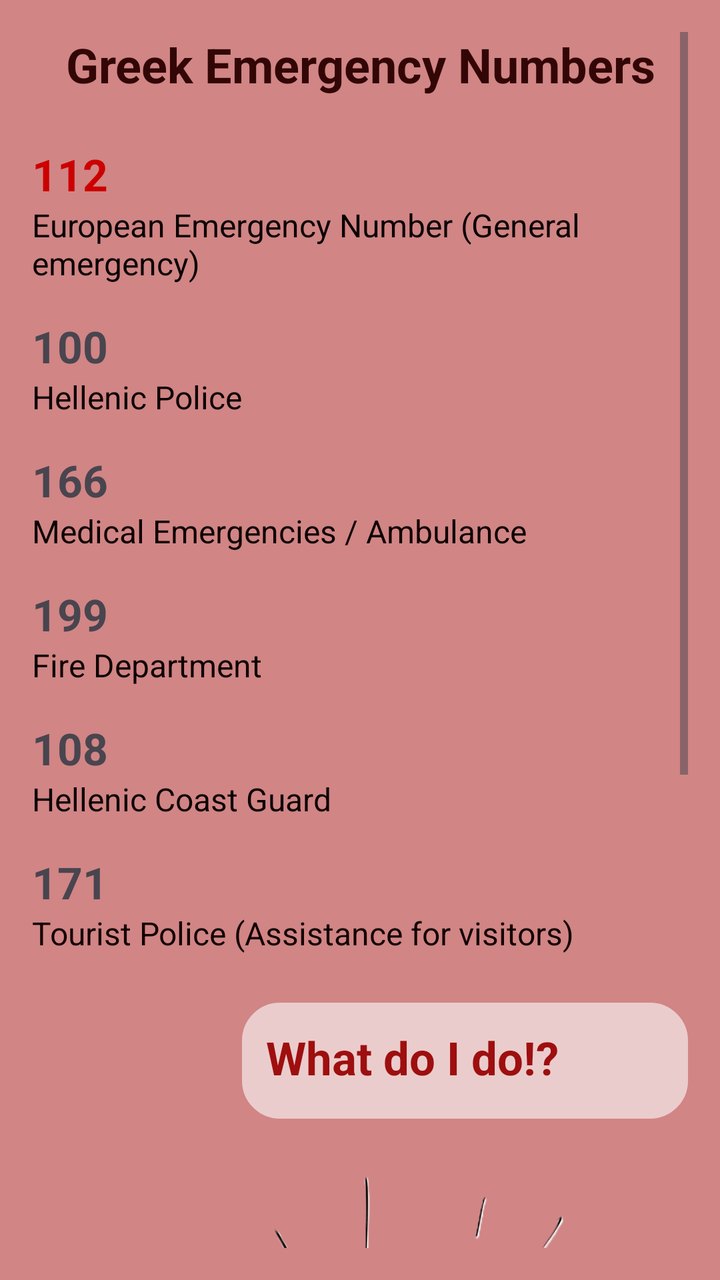
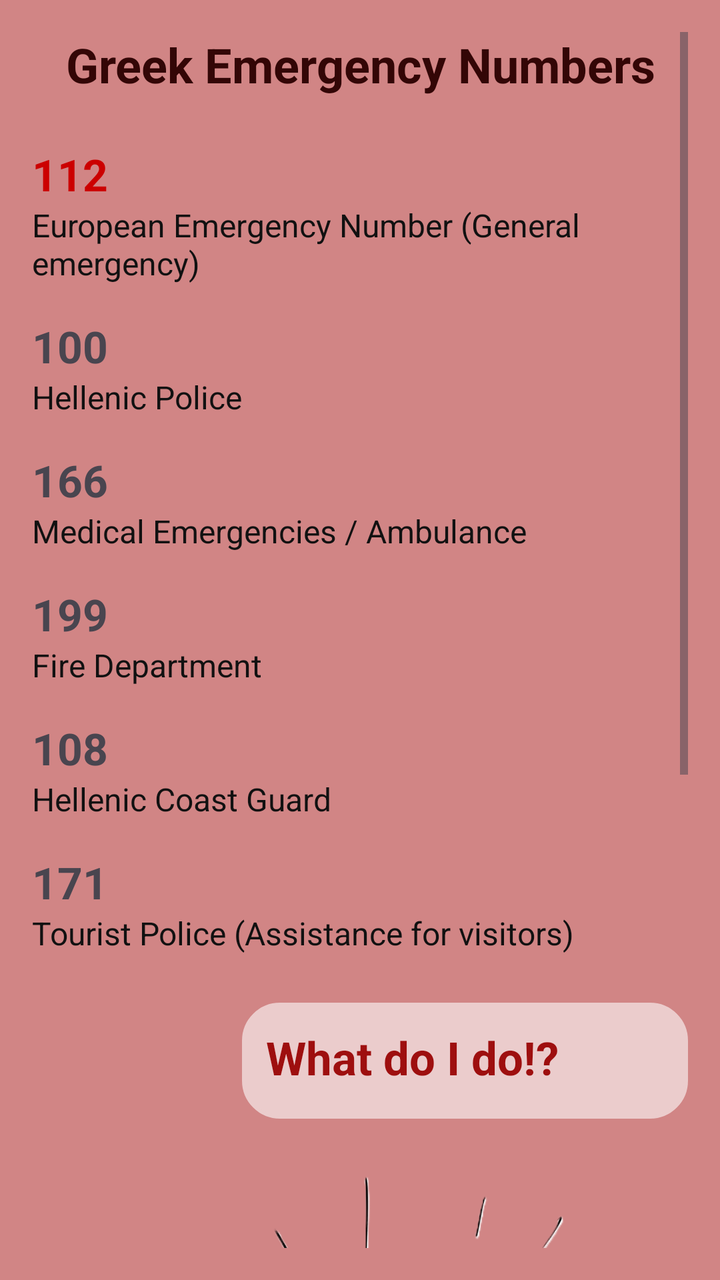

An Android layout rendered at two revisions. The XML below is the earlier revision; the diff shows what the commit changed to produce the second picture.
<!-- AndroidManifest.xml: application theme Theme.ErasmusBuddy -->
<!-- res/layout/activity_emergency.xml -->
<?xml version="1.0" encoding="utf-8"?>

<ScrollView xmlns:android="http://schemas.android.com/apk/res/android"
    android:layout_width="match_parent"
    android:layout_height="match_parent"
    android:background="#D18585"
    android:padding="16dp">

    <LinearLayout
        android:layout_width="match_parent"
        android:layout_height="wrap_content"
        android:orientation="vertical">

        <TextView
            android:layout_width="match_parent"
            android:layout_height="wrap_content"
            android:paddingBottom="24dp"
            android:text="@string/emergency_title"
            android:textAlignment="center"
            android:textColor="#330606"
            android:textSize="24sp"
            android:textStyle="bold" />

        
        <TextView
            android:layout_width="match_parent"
            android:layout_height="wrap_content"
            android:text="112"
            android:textColor="@android:color/holo_red_dark"
            android:textSize="22sp"
            android:textStyle="bold" />

        <TextView
            android:layout_width="match_parent"
            android:layout_height="wrap_content"
            android:paddingBottom="16dp"
            android:text="@string/emergency_112_desc"
            android:textColor="#0B0000"
            android:textSize="16sp" />

        
        <TextView
            android:layout_width="match_parent"
            android:layout_height="wrap_content"
            android:text="100"
            android:textSize="22sp"
            android:textStyle="bold" />

        <TextView
            android:layout_width="match_parent"
            android:layout_height="wrap_content"
            android:paddingBottom="16dp"
            android:text="@string/emergency_100_desc"
            android:textColor="#0D0000"
            android:textSize="16sp" />

        
        <TextView
            android:layout_width="match_parent"
            android:layout_height="wrap_content"
            android:text="166"
            android:textSize="22sp"
            android:textStyle="bold" />

        <TextView
            android:layout_width="match_parent"
            android:layout_height="wrap_content"
            android:paddingBottom="16dp"
            android:text="@string/emergency_166_desc"
            android:textColor="#0F0000"
            android:textSize="16sp" />

        
        <TextView
            android:layout_width="match_parent"
            android:layout_height="wrap_content"
            android:text="199"
            android:textSize="22sp"
            android:textStyle="bold" />

        <TextView
            android:layout_width="match_parent"
            android:layout_height="wrap_content"
            android:paddingBottom="16dp"
            android:text="@string/emergency_199_desc"
            android:textColor="#0F0000"
            android:textSize="16sp" />

        <TextView
            android:layout_width="match_parent"
            android:layout_height="wrap_content"
            android:text="108"
            android:textSize="22sp"
            android:textStyle="bold" />

        <TextView
            android:layout_width="match_parent"
            android:layout_height="wrap_content"
            android:paddingBottom="16dp"
            android:text="@string/emergency_108_desc"
            android:textColor="#0D0000"
            android:textSize="16sp" />

        <TextView
            android:layout_width="match_parent"
            android:layout_height="wrap_content"
            android:text="171"
            android:textSize="22sp"
            android:textStyle="bold" />

        <TextView
            android:layout_width="match_parent"
            android:layout_height="wrap_content"
            android:paddingBottom="16dp"
            android:text="@string/emergency_171_desc"
            android:textColor="#140000"
            android:textSize="16sp" />

        <TextView
            android:layout_width="223dp"
            android:layout_height="58dp"
            android:layout_gravity="end"
            android:layout_marginTop="8dp"
            android:layout_marginBottom="0dp"
            android:background="@drawable/bubble_right"
            android:backgroundTint="#EBCCCC"
            android:padding="12dp"
            android:text="@string/emergency_bubble_text"
            android:textColor="#9E0F0F"
            android:textSize="23sp"
            android:textStyle="bold" />

        <ImageView
            android:id="@+id/imgNewPhoto"
            android:layout_width="355dp"
            android:layout_height="469dp"
            android:layout_marginTop="10dp"
            android:layout_marginBottom="10dp"
            android:adjustViewBounds="true"
            android:scaleType="fitCenter"
            android:src="@drawable/persona_asustada" />

    </LinearLayout>
</ScrollView>
<!-- resources referenced by this layout -->
<resources>
  <!-- drawable bubble_right (drawable) -->
  <?xml version="1.0" encoding="utf-8"?>
  <shape xmlns:android="http://schemas.android.com/apk/res/android">
  
      <solid android:color="#F3E8FF"/>
  
      <corners android:radius="18dp"/>
  
      <stroke
          android:width="2dp"
          android:color="#7E57C2"/>
  
  </shape>
  <!-- drawable persona_asustada: webp bitmap (drawable, 111430 bytes) -->
  <string name="emergency_100_desc">Hellenic Police</string>
  <string name="emergency_108_desc">Hellenic Coast Guard</string>
  <string name="emergency_112_desc">European Emergency Number (General emergency)</string>
  <string name="emergency_166_desc">Medical Emergencies / Ambulance</string>
  <string name="emergency_171_desc">Tourist Police (Assistance for visitors)</string>
  <string name="emergency_199_desc">Fire Department</string>
  <string name="emergency_bubble_text">What do I do!?</string>
  <string name="emergency_title">Greek Emergency Numbers</string>
  <style name="Theme.ErasmusBuddy" parent="Base.Theme.ErasmusBuddy" />
  <style name="Base.Theme.ErasmusBuddy" parent="Theme.Material3.DayNight.NoActionBar">
          
          
      </style>
</resources>

<!-- the commit's change to res/layout/activity_emergency.xml (unified diff, before → after) -->
@@ -3,7 +3,7 @@
 <ScrollView xmlns:android="http://schemas.android.com/apk/res/android"
     android:layout_width="match_parent"
     android:layout_height="match_parent"
-    android:background="#D18585"
+    android:background="@color/background_emergency_red"
     android:padding="16dp">
 
     <LinearLayout
@@ -17,7 +17,7 @@
             android:paddingBottom="24dp"
             android:text="@string/emergency_title"
             android:textAlignment="center"
-            android:textColor="#330606"
+            android:textColor="@color/text_maroon_dark"
             android:textSize="24sp"
             android:textStyle="bold" />
 
@@ -35,7 +35,7 @@
             android:layout_height="wrap_content"
             android:paddingBottom="16dp"
             android:text="@string/emergency_112_desc"
-            android:textColor="#0B0000"
+            android:textColor="@color/text_black_near"
             android:textSize="16sp" />
 
         
@@ -51,7 +51,7 @@
             android:layout_height="wrap_content"
             android:paddingBottom="16dp"
             android:text="@string/emergency_100_desc"
-            android:textColor="#0D0000"
+            android:textColor="@color/text_black_near"
             android:textSize="16sp" />
 
         
@@ -67,7 +67,7 @@
             android:layout_height="wrap_content"
             android:paddingBottom="16dp"
             android:text="@string/emergency_166_desc"
-            android:textColor="#0F0000"
+            android:textColor="@color/text_black_near"
             android:textSize="16sp" />
 
         
@@ -83,7 +83,7 @@
             android:layout_height="wrap_content"
             android:paddingBottom="16dp"
             android:text="@string/emergency_199_desc"
-            android:textColor="#0F0000"
+            android:textColor="@color/text_black_near"
             android:textSize="16sp" />
 
         <TextView
@@ -98,7 +98,7 @@
             android:layout_height="wrap_content"
             android:paddingBottom="16dp"
             android:text="@string/emergency_108_desc"
-            android:textColor="#0D0000"
+            android:textColor="@color/text_black_near"
             android:textSize="16sp" />
 
         <TextView
@@ -113,7 +113,7 @@
             android:layout_height="wrap_content"
             android:paddingBottom="16dp"
             android:text="@string/emergency_171_desc"
-            android:textColor="#140000"
+            android:textColor="@color/text_black_near"
             android:textSize="16sp" />
 
         <TextView
@@ -123,10 +123,10 @@
             android:layout_marginTop="8dp"
             android:layout_marginBottom="0dp"
             android:background="@drawable/bubble_right"
-            android:backgroundTint="#EBCCCC"
+            android:backgroundTint="@color/background_bubble_pink"
             android:padding="12dp"
             android:text="@string/emergency_bubble_text"
-            android:textColor="#9E0F0F"
+            android:textColor="@color/text_emergency_red"
             android:textSize="23sp"
             android:textStyle="bold" />
 
<!-- resource entries referenced after the edit -->
@@ -1,5 +1,10 @@
 <!-- resources referenced by this layout -->
 <resources>
+  <color name="background_bubble_pink">#EBCCCC</color>
+  <color name="background_emergency_red">#D18585</color>
+  <color name="text_black_near">#111111</color>
+  <color name="text_emergency_red">#9E0F0F</color>
+  <color name="text_maroon_dark">#330606</color>
   <!-- drawable bubble_right (drawable) -->
   <?xml version="1.0" encoding="utf-8"?>
   <shape xmlns:android="http://schemas.android.com/apk/res/android">
